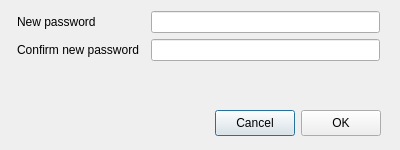
Above: src/MEGASync/gui/ui/ChangePassword.ui from meganz/MEGAsync before the change. Below: the same form after it.
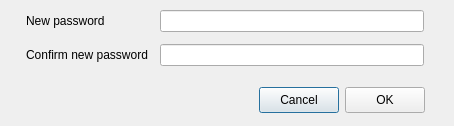
That is the form after the change. Custom widgets are drawn as their Qt base class.

Commit message: SNC-4972 : Add style from settings to all dialogs.

```diff
--- a/src/MEGASync/gui/ui/ChangePassword.ui
+++ b/src/MEGASync/gui/ui/ChangePassword.ui
@@ -6,20 +6,20 @@
    <rect>
     <x>0</x>
     <y>0</y>
-    <width>400</width>
-    <height>150</height>
+    <width>454</width>
+    <height>126</height>
    </rect>
   </property>
   <property name="minimumSize">
    <size>
-    <width>400</width>
-    <height>150</height>
+    <width>0</width>
+    <height>0</height>
    </size>
   </property>
   <property name="maximumSize">
    <size>
-    <width>400</width>
-    <height>150</height>
+    <width>16777215</width>
+    <height>16777215</height>
    </size>
   </property>
   <property name="windowTitle">
@@ -30,9 +30,18 @@
   </property>
   <layout class="QVBoxLayout" name="verticalLayout">
    <property name="spacing">
-    <number>9</number>
+    <number>12</number>
+   </property>
+   <property name="leftMargin">
+    <number>20</number>
+   </property>
+   <property name="topMargin">
+    <number>10</number>
    </property>
    <property name="rightMargin">
+    <number>20</number>
+   </property>
+   <property name="bottomMargin">
     <number>10</number>
    </property>
    <item>
@@ -41,6 +50,9 @@
       <property name="horizontalSpacing">
        <number>12</number>
       </property>
+      <property name="verticalSpacing">
+       <number>12</number>
+      </property>
       <property name="leftMargin">
        <number>6</number>
       </property>
```
Left out of the diff: 10 changed lines with no effect on the pictures. The commit also changes 4 other files.
